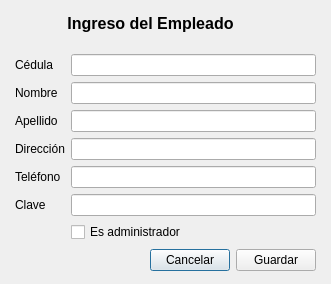
Above: agregarempleadowindow.ui from stsewd/polideportivo before the change. Below: the same form after it.
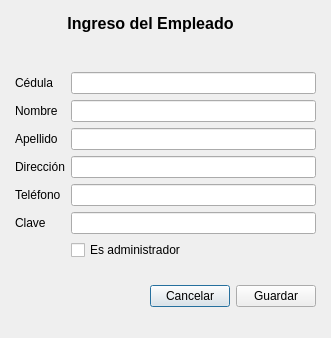
That is the form after the change.

Diff of the .ui file:
```diff
--- a/agregarempleadowindow.ui
+++ b/agregarempleadowindow.ui
@@ -7,7 +7,7 @@
     <x>0</x>
     <y>0</y>
     <width>331</width>
-    <height>284</height>
+    <height>338</height>
    </rect>
   </property>
   <property name="windowTitle">
@@ -32,7 +32,7 @@
      <x>15</x>
      <y>53</y>
      <width>301</width>
-     <height>221</height>
+     <height>273</height>
     </rect>
    </property>
    <layout class="QVBoxLayout" name="verticalLayout">
```
